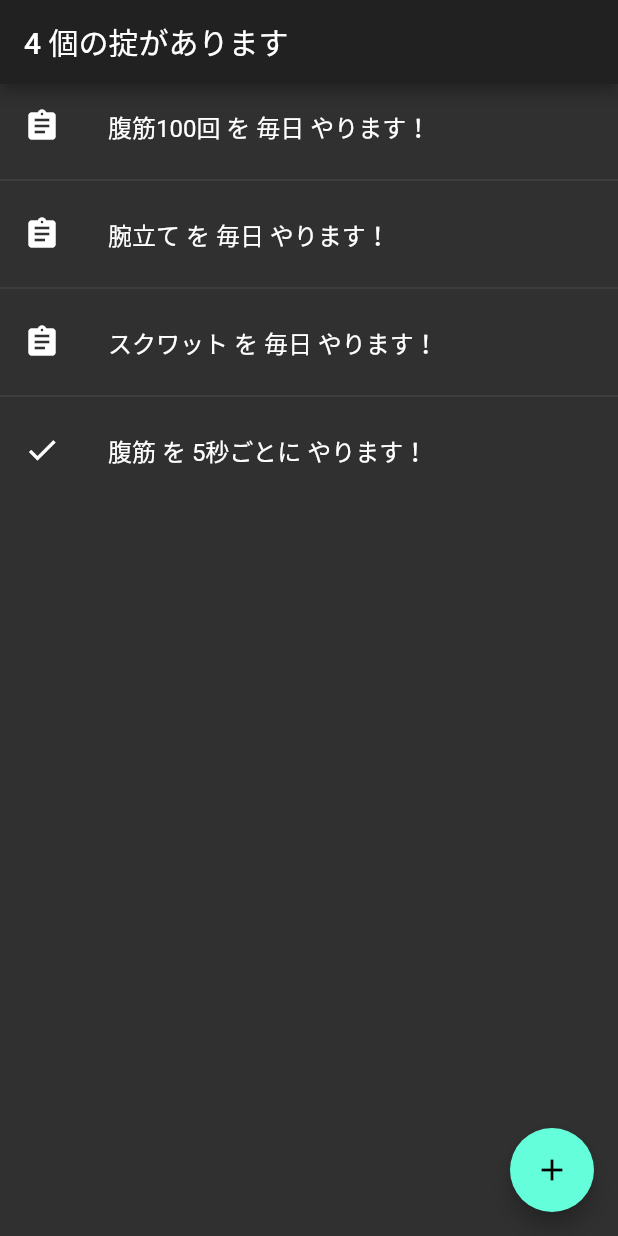
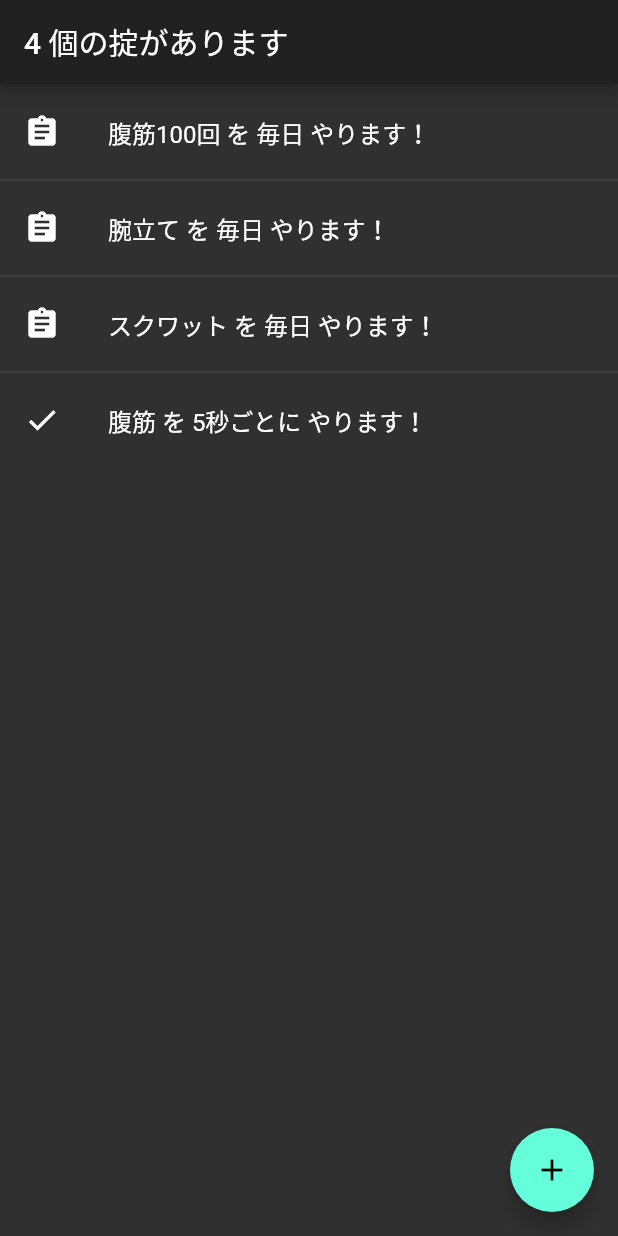
Before and after one commit to r0xyz/doneit, a Flutter app: the screen it shows after launch, on a phone screen of 412 x 824 dp. Run offline on Flutter 3.47's test engine with Material 2 defaults, Android fonts, the phone set to English and light mode, and no system bars; our stand-ins replace percent_indicator.

Commit message:
fix height

```diff
--- a/lib/widget/task_list.dart
+++ b/lib/widget/task_list.dart
@@ -2,7 +2,6 @@ import 'package:flutter/material.dart';
 
 import 'package:doneit/util/task.dart';
 import "package:doneit/util/duration_format.dart";
-import "package:doneit/widget/task.dart";
 
 class TaskListWidget extends StatefulWidget {
   @override
@@ -28,14 +27,20 @@ class _TaskListWidget extends State<TaskListWidget> {
         itemBuilder: (context, index) {
           final task = _tasks.elementAt(index);
           return ListTile(
-            leading: Icon(task.progress.done ? Icons.check : Icons.assignment),
-            title: Text("${task.title} を ${DurationFormat(task.duration.period, every: true)} やります！"),
+            leading: Padding(
+              padding: EdgeInsets.symmetric(vertical: 16),
+              child: Icon(task.progress.done ? Icons.check : Icons.assignment),
+            ),
+            title: Padding(
+              padding: EdgeInsets.symmetric(vertical: 16),
+              child: Text("${task.title} を ${DurationFormat(task.duration.period, every: true)} やります！"),
+            ),
             onTap: () {
               Navigator.push(context, MaterialPageRoute(builder: (context) => TaskWidget(task)));
             },
           );
         },
-        separatorBuilder: (context, index) => Divider(),
+        separatorBuilder: (context, index) => Divider(height: 0),
       ),
       floatingActionButton: FloatingActionButton(
         child: Icon(Icons.add),
```
